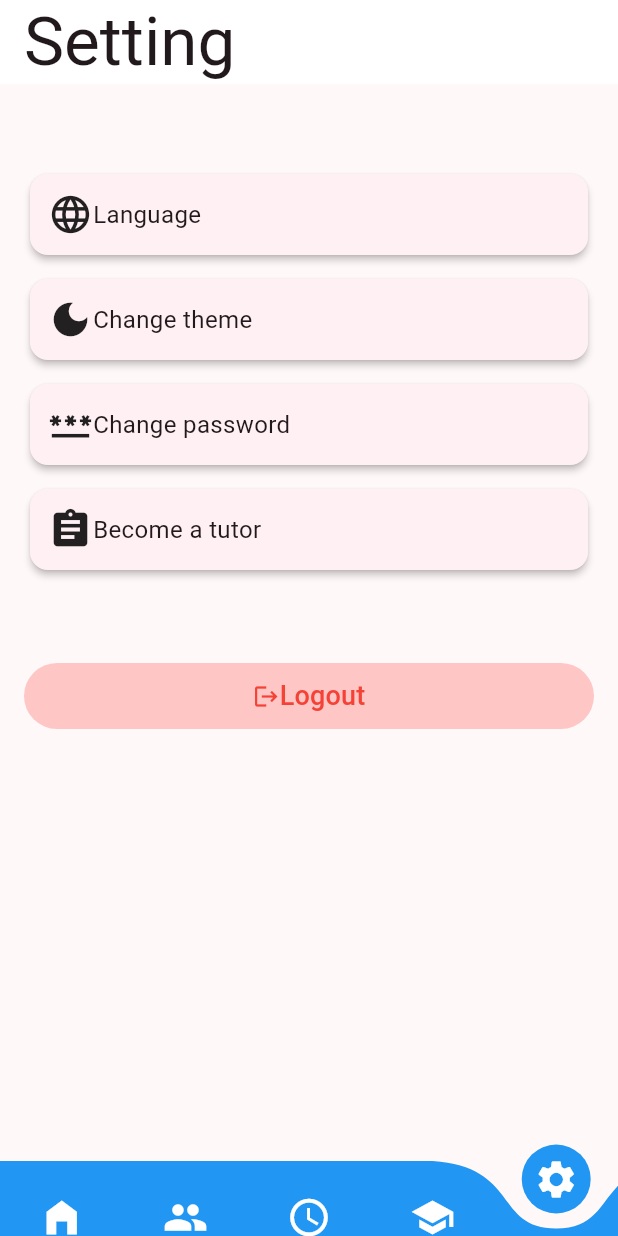
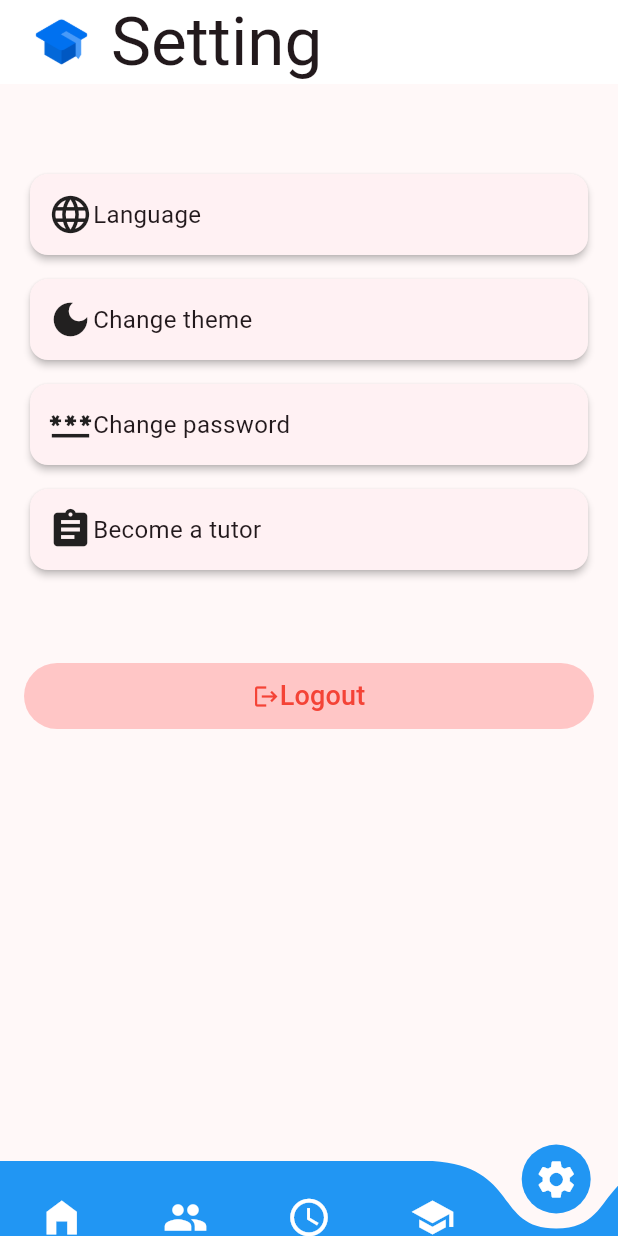
Before and after one commit to NguyenTran153/Flutter-Project, a Flutter app: the NavigationScreen screen opened by its route, item 5 of the bottom bar chosen, on a phone screen of 412 x 824 dp. Run offline on Flutter 3.47's test engine with Material 3 defaults, Android fonts, the phone set to English and light mode, and no system bars; drawn by our look-alikes of curved_navigation_bar; our stand-ins replace cached_network_image, chewie, dio, file_picker, google_sign_in, image_picker and 4 more; missing offline and left inert: flutter_facebook_auth, jitsi_meet_wrapper, syncfusion_flutter_pdfviewer; accounts and stored records are empty; network calls fail.

Commit message:
Environment congif

```diff
--- a/lib/l10n/l10n.dart
+++ b/lib/l10n/l10n.dart
@@ -124,6 +124,8 @@ class AppLocalizations {
       'messenger': 'Messenger',
       'selectLanguage': 'Select language',
       'confirmNewPassword': 'Enter your new password again',
+      'targetStudents': 'Target students',
+      'profession': 'Profession',
     },
     'vi': {
       'errorLogin': 'Email hoặc mật khẩu không đúng',
@@ -242,6 +244,8 @@ class AppLocalizations {
       'messenger': 'Tin nhắn',
       'selectLanguage': 'Chọn ngôn ngữ',
       'confirmNewPassword': 'Nhập lại mật khẩu mới',
+      'targetStudents': 'Đối tượng học viên',
+      'profession': 'Nghề nghiệp',
     },
   };
 
--- a/lib/screens/Navigation/navigation_screen.dart
+++ b/lib/screens/Navigation/navigation_screen.dart
@@ -53,11 +53,25 @@ class _NavigationScreenState extends State<NavigationScreen> {
           elevation: 0,
           automaticallyImplyLeading: false,
           backgroundColor: Theme.of(context).primaryColor,
-          title: Text(
+          title: Row(
+            children: [
+              Image.asset(
+                'public/icons/lettutor.png',
+                width: 50,
+                height: 50,
+              ),
+              Padding(
+                padding: const EdgeInsets.all(8.0),
+                child: Expanded(
+                  child: Text(
                     AppLocalizations(currentLocale).translate(
                       pagesTitles[_chosenPageIndex],
                     )!,
                     style: Theme.of(context).textTheme.displayMedium,
+                  ),
+                ),
+              ),
+            ],
           ),
           actions: _chosenPageIndex == 0
               ? [
@@ -75,12 +89,15 @@ class _NavigationScreenState extends State<NavigationScreen> {
                         decoration: const BoxDecoration(
                           shape: BoxShape.circle,
                         ),
-                        child: Image.network(
-                          authProvider.currentUser.avatar ?? '',
+                        child: (authProvider.currentUser.avatar?.isNotEmpty ??
+                            false)
+                            ? Image.network(
+                          authProvider.currentUser.avatar!,
                           fit: BoxFit.cover,
                           errorBuilder: (context, error, stackTrace) =>
                           const Icon(Icons.person_rounded),
-                        ),
+                        )
+                            : const SizedBox(),
                       ),
                     ),
                   )
--- a/lib/screens/Tutor/Review/writing_review_screen.dart
+++ b/lib/screens/Tutor/Review/writing_review_screen.dart
@@ -72,9 +72,10 @@ class _WritingReviewScreenState extends State<WritingReviewScreen> {
       await showDialog(
         context: context,
         builder: (context) => AlertDialog(
-          title: Text(AppLocalizations(currentLocale).translate('success')!),
+          title: Text(AppLocalizations(currentLocale).translate('error')!),
           content: Text(
-            '${AppLocalizations(currentLocale).translate('reviewSent')}',
+            '${AppLocalizations(currentLocale).translate('reviewSent')}' +
+                '\n${AppLocalizations(currentLocale).translate('error')}: ${e.toString()}',
           ),
           actions: [
             TextButton(
--- a/lib/screens/UserProfile/become_tutor_screen.dart
+++ b/lib/screens/UserProfile/become_tutor_screen.dart
@@ -241,7 +241,7 @@ class _BecomeTutorScreenState extends State<BecomeTutorScreen> {
               controller: languagesController,
               decoration: InputDecoration(
                 labelText:
-                    AppLocalizations(currentLocale).translate('languages')!,
+                    AppLocalizations(currentLocale).translate('language')!,
               ),
             ),
             sizedBox,
```
Also changed, not shown: lib/screens/Schedule/BookedClass/booked_class_screen.dart (+24 -0 lines), lib/screens/Tutor/BookTutor/booking_dialogue.dart (+13 -3 lines). Lines whose indentation alone changed are shown as unchanged.
